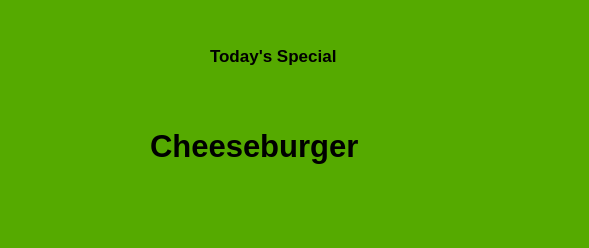
CallmeTeddyBear/Canteen-Management-System, file todaysspecialpopup.ui: the form before one commit.
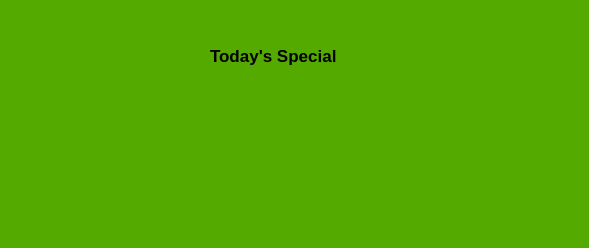
The form after the commit.

Diff of the .ui file:
```diff
--- a/todaysspecialpopup.ui
+++ b/todaysspecialpopup.ui
@@ -56,7 +56,7 @@
     <string notr="true">color: rgb(0, 0, 0);</string>
    </property>
    <property name="text">
-    <string>Cheeseburger</string>
+    <string/>
    </property>
   </widget>
  </widget>
```
